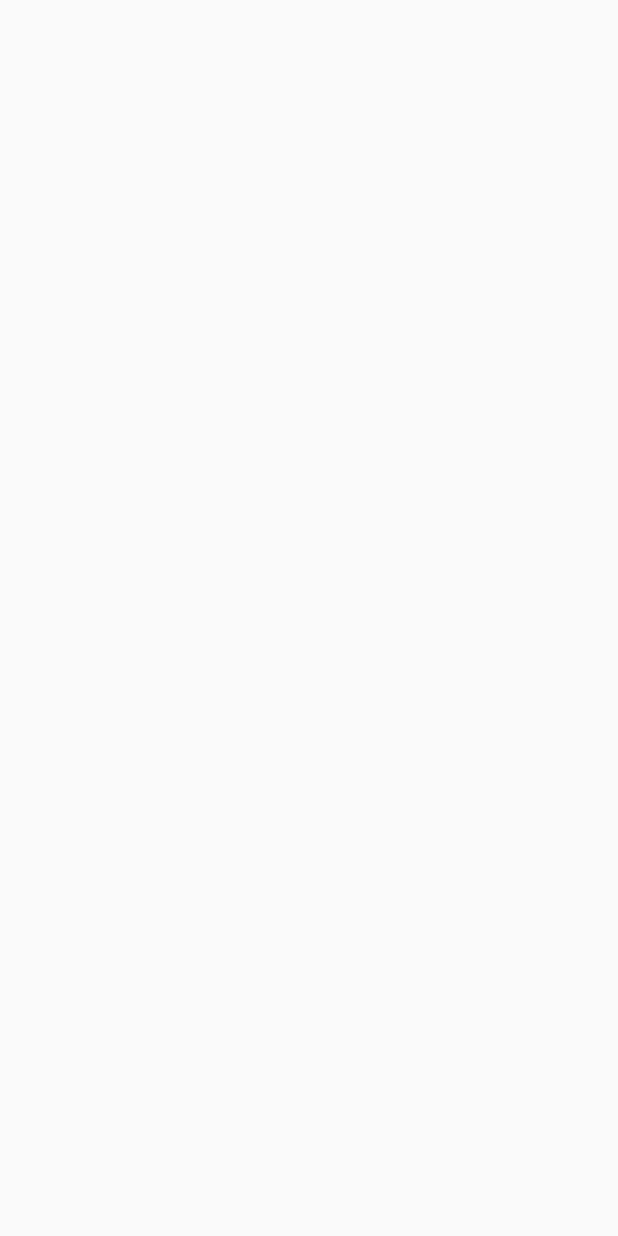
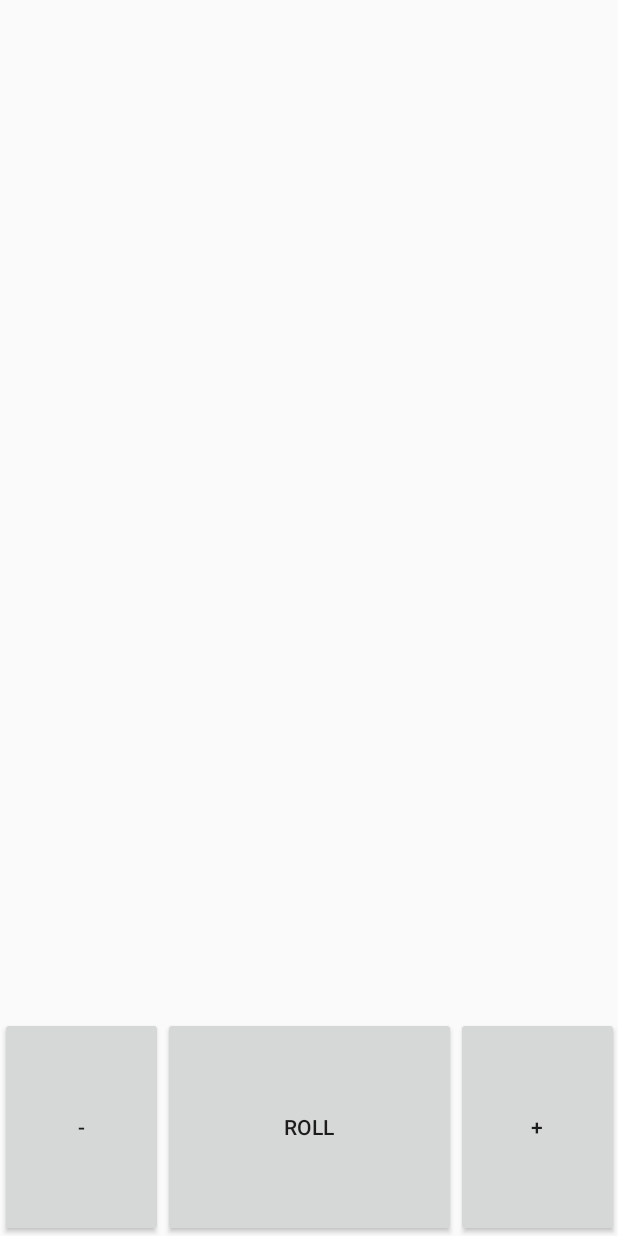
Before and after one commit to Skelly-Co/Dice, an Android app: the screen it shows after launch (MainActivity), on a phone screen of 412 x 824 dp. Before the commit the screen is empty. Run offline under Robolectric (Android 15) with nearby library versions, the phone set to English and light mode, and no system bars.

Commit message:
Update activity_main.xml

```diff
--- a/app/src/main/res/layout/activity_main.xml
+++ b/app/src/main/res/layout/activity_main.xml
@@ -4,8 +4,48 @@
     xmlns:tools="http://schemas.android.com/tools"
     android:layout_width="match_parent"
     android:layout_height="match_parent"
+    android:orientation="vertical"
     tools:context=".MainActivity">
 
 
+    <LinearLayout
+        android:layout_width="match_parent"
+        android:layout_height="match_parent"
+        android:layout_weight="3.2"
+        android:orientation="horizontal"></LinearLayout>
 
+    <LinearLayout
+        android:id="@+id/linDiceContainer"
+        android:layout_width="match_parent"
+        android:layout_height="match_parent"
+        android:layout_weight="1.1"
+        android:orientation="vertical"></LinearLayout>
+
+    <LinearLayout
+        android:layout_width="match_parent"
+        android:layout_height="match_parent"
+        android:layout_weight="3"
+        android:orientation="horizontal">
+
+        <Button
+            android:id="@+id/btnRemoveDice"
+            android:layout_width="match_parent"
+            android:layout_height="match_parent"
+            android:layout_weight="1.4"
+            android:text="-" />
+
+        <Button
+            android:id="@+id/btnRoll"
+            android:layout_width="match_parent"
+            android:layout_height="match_parent"
+            android:layout_weight="1"
+            android:text="Roll" />
+
+        <Button
+            android:id="@+id/btnAddDice"
+            android:layout_width="match_parent"
+            android:layout_height="match_parent"
+            android:layout_weight="1.4"
+            android:text="+" />
+    </LinearLayout>
 </LinearLayout>
```
